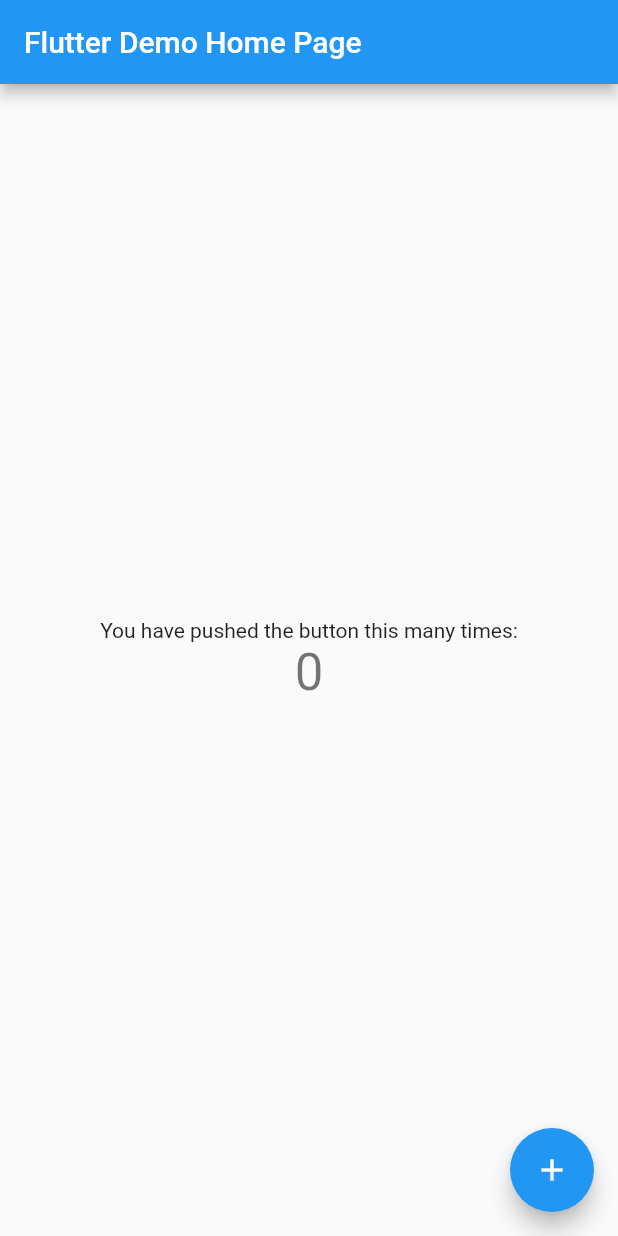
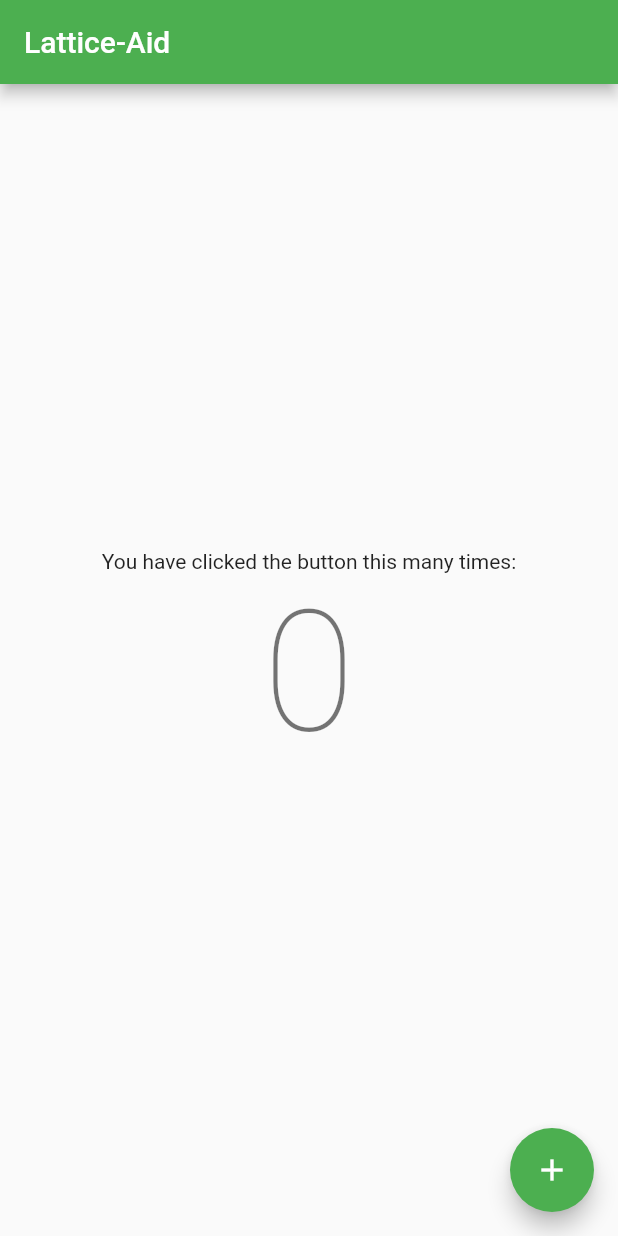
Before and after one commit to naderik/lattice-aid, a Flutter app: the screen it shows after launch, on a phone screen of 412 x 824 dp. Run offline on Flutter 3.47's test engine with Material 2 defaults, Android fonts, the phone set to English and light mode, and no system bars.

Commit message:
Create Simple Counter App

```diff
--- a/lib/main.dart
+++ b/lib/main.dart
@@ -9,7 +9,7 @@ class MyApp extends StatelessWidget {
   @override
   Widget build(BuildContext context) {
     return MaterialApp(
-      title: 'Flutter Demo',
+      title: 'Lattice-Aid',
       theme: ThemeData(
         // This is the theme of your application.
         //
@@ -20,9 +20,9 @@ class MyApp extends StatelessWidget {
         // or simply save your changes to "hot reload" in a Flutter IDE).
         // Notice that the counter didn't reset back to zero; the application
         // is not restarted.
-        primarySwatch: Colors.blue,
+        primarySwatch: Colors.green,
       ),
-      home: MyHomePage(title: 'Flutter Demo Home Page'),
+      home: MyHomePage(title: 'Lattice-Aid'),
     );
   }
 }
@@ -94,11 +94,11 @@ class _MyHomePageState extends State<MyHomePage> {
           mainAxisAlignment: MainAxisAlignment.center,
           children: <Widget>[
             Text(
-              'You have pushed the button this many times:',
+              'You have clicked the button this many times:',
             ),
             Text(
               '$_counter',
-              style: Theme.of(context).textTheme.headline4,
+              style: Theme.of(context).textTheme.headline1,
             ),
           ],
         ),
```
